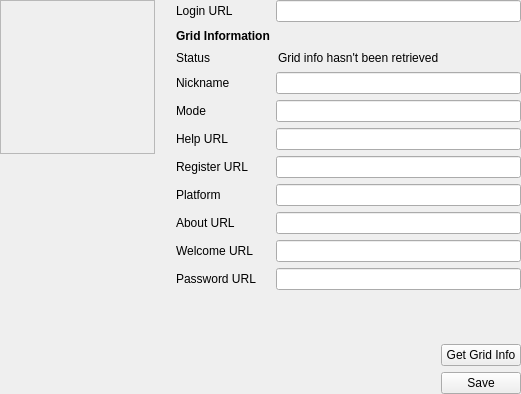
Before: the Qt Designer form bin/data/ui/ether/world-edit-opensim.ui in realXtend/tundra, drawn with Qt 5.
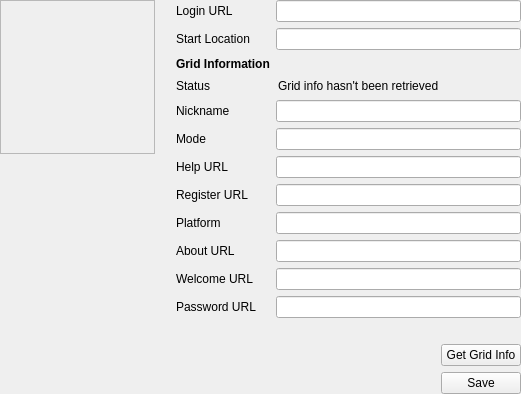
After: the same form once the commit is applied.

Commit message:
Naali login teleport support. Start location to UI classical and Ether widgets.
Naali login teleport support. Start location to ether.

Patch:
```diff
--- a/bin/data/ui/ether/world-edit-opensim.ui
+++ b/bin/data/ui/ether/world-edit-opensim.ui
@@ -93,7 +93,7 @@
          <item row="1" column="1">
           <widget class="QLineEdit" name="loginURLLineEdit"/>
          </item>
-         <item row="2" column="0">
+         <item row="3" column="0">
           <widget class="QLabel" name="gridInformationLabel">
            <property name="minimumSize">
             <size>
@@ -112,14 +112,14 @@
            </property>
           </widget>
          </item>
-         <item row="3" column="0">
+         <item row="4" column="0">
           <widget class="QLabel" name="label_2">
            <property name="text">
             <string>Status</string>
            </property>
           </widget>
          </item>
-         <item row="3" column="1">
+         <item row="4" column="1">
           <widget class="QLabel" name="gridInfoStatusLabel">
            <property name="minimumSize">
             <size>
@@ -135,86 +135,96 @@
            </property>
           </widget>
          </item>
-         <item row="4" column="0">
+         <item row="5" column="0">
           <widget class="QLabel" name="nicknameLabel">
            <property name="text">
             <string>Nickname</string>
            </property>
           </widget>
          </item>
-         <item row="4" column="1">
+         <item row="5" column="1">
           <widget class="QLineEdit" name="nicknameLineEdit"/>
          </item>
-         <item row="5" column="0">
+         <item row="6" column="0">
           <widget class="QLabel" name="modeLabel">
            <property name="text">
             <string>Mode</string>
            </property>
           </widget>
          </item>
-         <item row="5" column="1">
+         <item row="6" column="1">
           <widget class="QLineEdit" name="modeLineEdit"/>
          </item>
-         <item row="6" column="0">
+         <item row="7" column="0">
           <widget class="QLabel" name="helpURLLabel">
            <property name="text">
             <string>Help URL</string>
            </property>
           </widget>
          </item>
-         <item row="6" column="1">
+         <item row="7" column="1">
           <widget class="QLineEdit" name="helpURLLineEdit"/>
          </item>
-         <item row="7" column="0">
+         <item row="8" column="0">
           <widget class="QLabel" name="registerURLLabel">
            <property name="text">
             <string>Register URL</string>
            </property>
           </widget>
          </item>
-         <item row="7" column="1">
+         <item row="8" column="1">
           <widget class="QLineEdit" name="registerURLLineEdit"/>
          </item>
-         <item row="8" column="0">
+         <item row="9" column="0">
           <widget class="QLabel" name="platformLabel">
            <property name="text">
             <string>Platform</string>
            </property>
           </widget>
          </item>
-         <item row="8" column="1">
+         <item row="9" column="1">
           <widget class="QLineEdit" name="platformLineEdit"/>
          </item>
-         <item row="9" column="0">
+         <item row="10" column="0">
           <widget class="QLabel" name="aboutURLLabel">
            <property name="text">
             <string>About URL</string>
            </property>
           </widget>
          </item>
-         <item row="9" column="1">
+         <item row="10" column="1">
           <widget class="QLineEdit" name="aboutURLLineEdit"/>
          </item>
-         <item row="10" column="0">
+         <item row="11" column="0">
           <widget class="QLabel" name="welcomeURLLabel">
            <property name="text">
             <string>Welcome URL</string>
            </property>
           </widget>
          </item>
-         <item row="10" column="1">
+         <item row="11" column="1">
           <widget class="QLineEdit" name="welcomeURLLineEdit"/>
          </item>
-         <item row="11" column="0">
+         <item row="12" column="0">
           <widget class="QLabel" name="passwordURLLabel">
            <property name="text">
             <string>Password URL</string>
            </property>
           </widget>
          </item>
-         <item row="11" column="1">
+         <item row="12" column="1">
           <widget class="QLineEdit" name="passwordURLLineEdit"/>
          </item>
+         <item row="2" column="0">
+          <widget class="QLabel" name="startLocationLabel">
+           <property name="text">
+            <string>Start Location</string>
+           </property>
+          </widget>
+         </item>
+         <item row="2" column="1">
+          <widget class="QLineEdit" name="startLocationLineEdit"/>
+         </item>
         </layout>
        </item>
       </layout>
```
Left out of the diff: 14 changed lines with no effect on the pictures. The commit also changes 18 other files.
